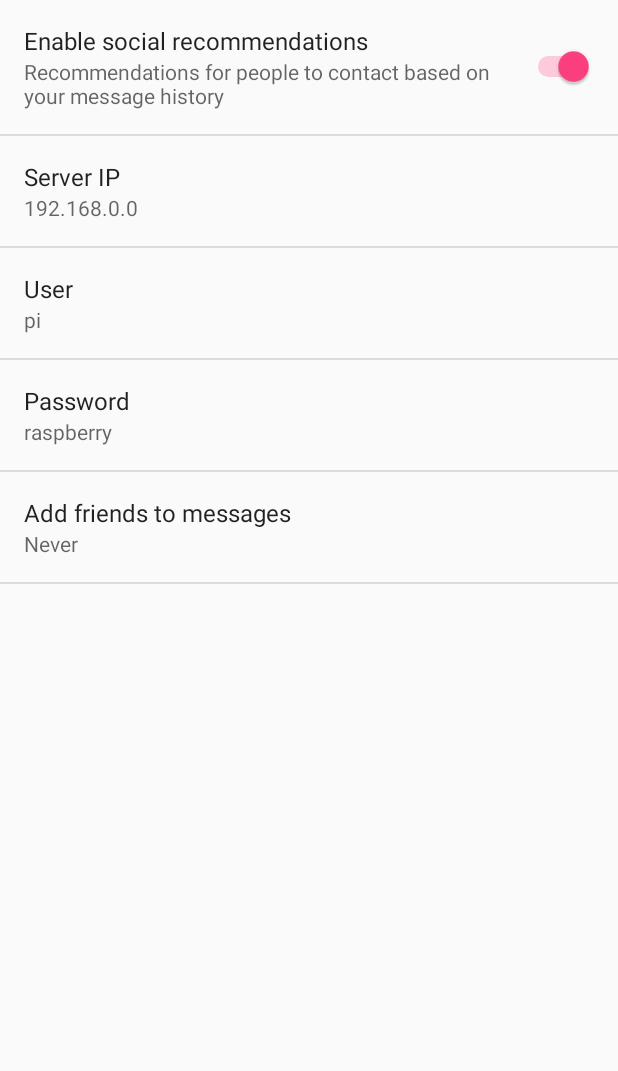
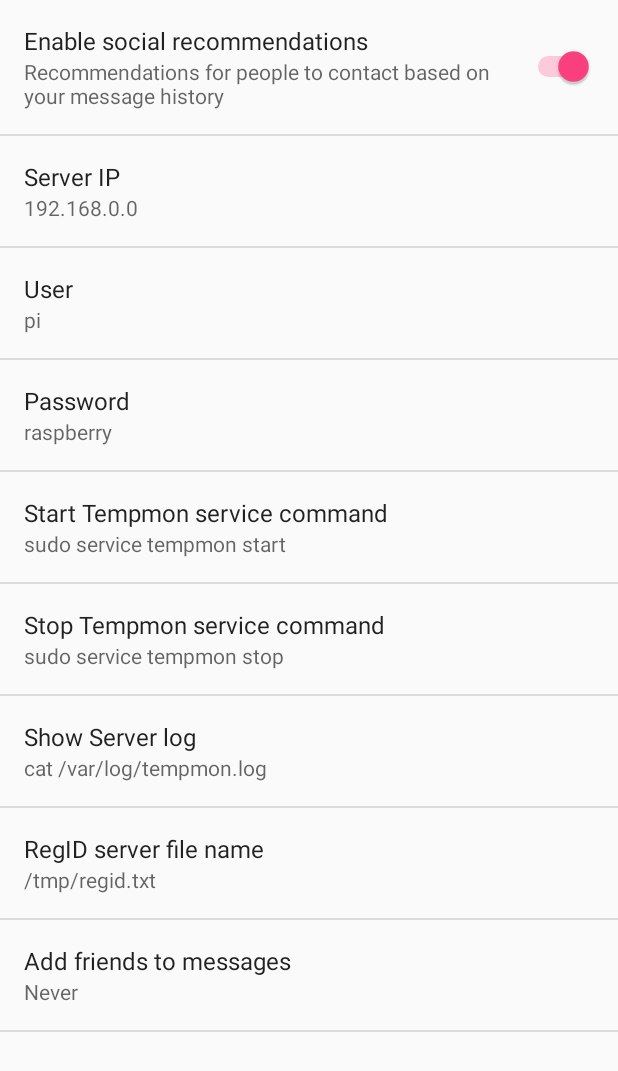
Before and after one commit to DenisStefanov/TempMonitorClient, an Android app: the SettingsActivity screen opened directly, with no data from a screen before it, after a tap on "General", on a phone screen of 412 x 824 dp. Shown: the top 1071 px of the screen. Run offline under Robolectric (Android 15) with nearby library versions, the phone set to English and light mode, and no system bars.

```diff
--- a/app/build.gradle
+++ b/app/build.gradle
@@ -30,7 +30,8 @@ dependencies {
 
     compile 'com.android.support:appcompat-v7:23.4.0'
     compile 'com.android.support:design:23.4.0'
-    compile 'com.google.android.gms:play-services:8.1.0'
+    compile 'com.google.android.gms:play-services:9.6.1'
     compile 'com.android.support:support-v4:23.4.0'
     compile 'com.android.support:support-vector-drawable:23.4.0'
+    compile 'com.android.support.constraint:constraint-layout:1.0.0-alpha2'
 }
--- a/app/src/main/AndroidManifest.xml
+++ b/app/src/main/AndroidManifest.xml
@@ -29,11 +29,8 @@
         </activity>
 
         <service
-            android:name=".tmonService"
-            android:label="TempMonitorService"></service>
-        <service
             android:name=".RingtonePlayingService"
-            android:label="RingtonePlayingService"></service>
+            android:label="RingtonePlayingService" />
 
         <meta-data
             android:name="com.google.android.gms.version"
@@ -59,6 +56,7 @@
                 android:name="android.support.PARENT_ACTIVITY"
                 android:value="org.duckdns.denis_st.tempmonitorclient.MainActivity" />
         </activity>
+        <activity android:name=".ServerLogActivity"></activity>
     </application>
 
 </manifest>
--- a/app/src/main/java/org/duckdns/denis_st/tempmonitorclient/SettingsActivity.java
+++ b/app/src/main/java/org/duckdns/denis_st/tempmonitorclient/SettingsActivity.java
@@ -193,6 +193,10 @@ public class SettingsActivity extends AppCompatPreferenceActivity {
             bindPreferenceSummaryToValue(findPreference("ServerIP"));
             bindPreferenceSummaryToValue(findPreference("user"));
             bindPreferenceSummaryToValue(findPreference("passwd"));
+            bindPreferenceSummaryToValue(findPreference("startSrvCmd"));
+            bindPreferenceSummaryToValue(findPreference("stopSrvCmd"));
+            bindPreferenceSummaryToValue(findPreference("getLogCmd"));
+            bindPreferenceSummaryToValue(findPreference("RegIDSrvFile"));
             bindPreferenceSummaryToValue(findPreference("example_list"));
         }
 
--- a/app/src/main/res/menu/menu_main.xml
+++ b/app/src/main/res/menu/menu_main.xml
@@ -22,4 +22,9 @@
         android:orderInCategory="100"
         android:title="@string/action_stopSrv"
         app:showAsAction="never" />
+    <item
+        android:id="@+id/action_showSrvLog"
+        android:orderInCategory="100"
+        android:title="@string/action_showSrvLog"
+        app:showAsAction="never" />
 </menu>
--- a/app/src/main/res/values/strings.xml
+++ b/app/src/main/res/values/strings.xml
@@ -5,6 +5,7 @@
     <string name="action_updRegID">Update RegID</string>
     <string name="action_startSrv">Start Server</string>
     <string name="action_stopSrv">Stop Server</string>
+    <string name="action_showSrvLog">Show Server log</string>
 
     <!-- Strings related to Settings -->
 
@@ -24,6 +25,18 @@
 
     <string name="pref_default_passwd_title">Password</string>
     <string name="pref_default_passwd">raspberry</string>
+
+    <string name="pref_startSrvCmd">sudo service tempmon start</string>
+    <string name="pref_startSrvTitle">Start Tempmon service command</string>
+
+    <string name="pref_stopSrvCmd">sudo service tempmon stop</string>
+    <string name="pref_stopSrvTitle">Stop Tempmon service command</string>
+
+    <string name="pref_RegIDSrvFile">/tmp/regid.txt</string>
+    <string name="pref_RegIDSrvFileTitle">RegID server file name</string>
+    <string name="pref_getLogCmd">cat /var/log/tempmon.log</string>
+    <string name="pref_getLogCmdTitle">Show Server log</string>
+
 
     <string name="pref_title_add_friends_to_messages">Add friends to messages</string>
     <string-array name="pref_example_list_titles">
--- a/app/src/main/res/xml/pref_general.xml
+++ b/app/src/main/res/xml/pref_general.xml
@@ -35,6 +35,46 @@
         android:selectAllOnFocus="true"
         android:singleLine="true"
         android:title="@string/pref_default_passwd_title" />
+
+    <EditTextPreference
+        android:capitalize="none"
+        android:defaultValue="@string/pref_startSrvCmd"
+        android:inputType="textVisiblePassword"
+        android:key="startSrvCmd"
+        android:maxLines="1"
+        android:selectAllOnFocus="true"
+        android:singleLine="true"
+        android:title="@string/pref_startSrvTitle" />
+    <EditTextPreference
+        android:capitalize="none"
+        android:defaultValue="@string/pref_stopSrvCmd"
+        android:inputType="textVisiblePassword"
+        android:key="stopSrvCmd"
+        android:maxLines="1"
+        android:selectAllOnFocus="true"
+        android:singleLine="true"
+        android:title="@string/pref_stopSrvTitle" />
+
+    <EditTextPreference
+        android:capitalize="none"
+        android:defaultValue="@string/pref_getLogCmd"
+        android:inputType="textVisiblePassword"
+        android:key="getLogCmd"
+        android:maxLines="1"
+        android:selectAllOnFocus="true"
+        android:singleLine="true"
+        android:title="@string/pref_getLogCmdTitle" />
+    <EditTextPreference
+        android:capitalize="none"
+        android:defaultValue="@string/pref_RegIDSrvFile"
+        android:inputType="textVisiblePassword"
+        android:key="RegIDSrvFile"
+        android:maxLines="1"
+        android:selectAllOnFocus="true"
+        android:singleLine="true"
+        android:title="@string/pref_RegIDSrvFileTitle" />
+
+
     <!-- NOTE: Hide buttons to simplify the UI. Users can touch outside the dialog to
          dismiss it. -->
     <!-- NOTE: ListPreference's summary should be set to its value by the activity code. -->
```
Also changed, not shown: app/src/main/java/org/duckdns/denis_st/tempmonitorclient/MainActivity.java (+29 -20 lines), app/src/main/java/org/duckdns/denis_st/tempmonitorclient/MainActivity_old.txt (deleted, +0 -295 lines), app/src/main/java/org/duckdns/denis_st/tempmonitorclient/ServerLogActivity.java (added, +23 -0 lines), app/src/main/java/org/duckdns/denis_st/tempmonitorclient/tmonService.java (deleted, +0 -257 lines), app/src/main/res/layout/activity_server_log.xml (added, +21 -0 lines).
